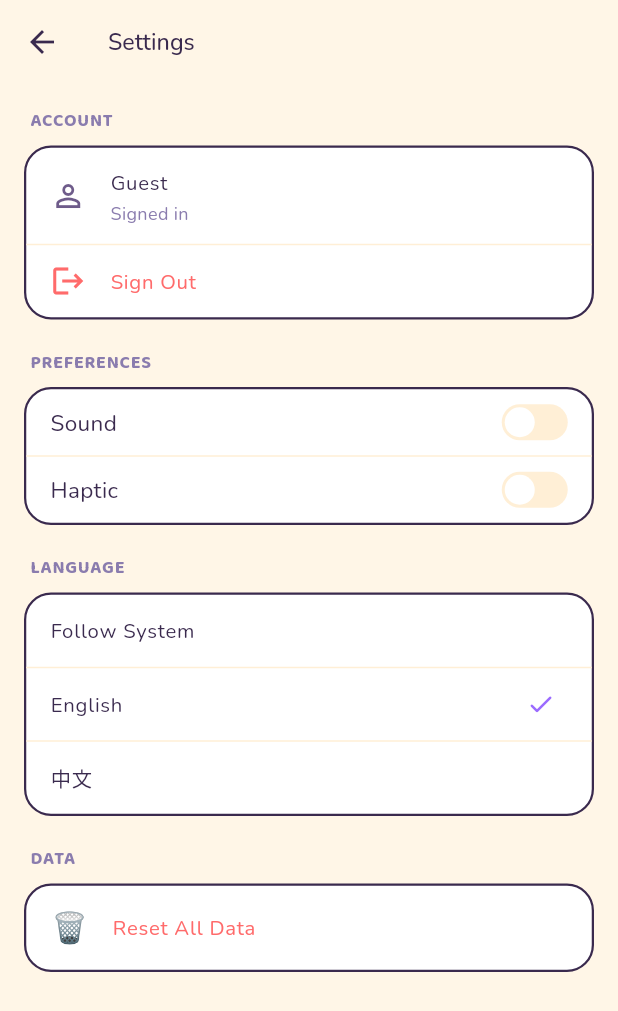
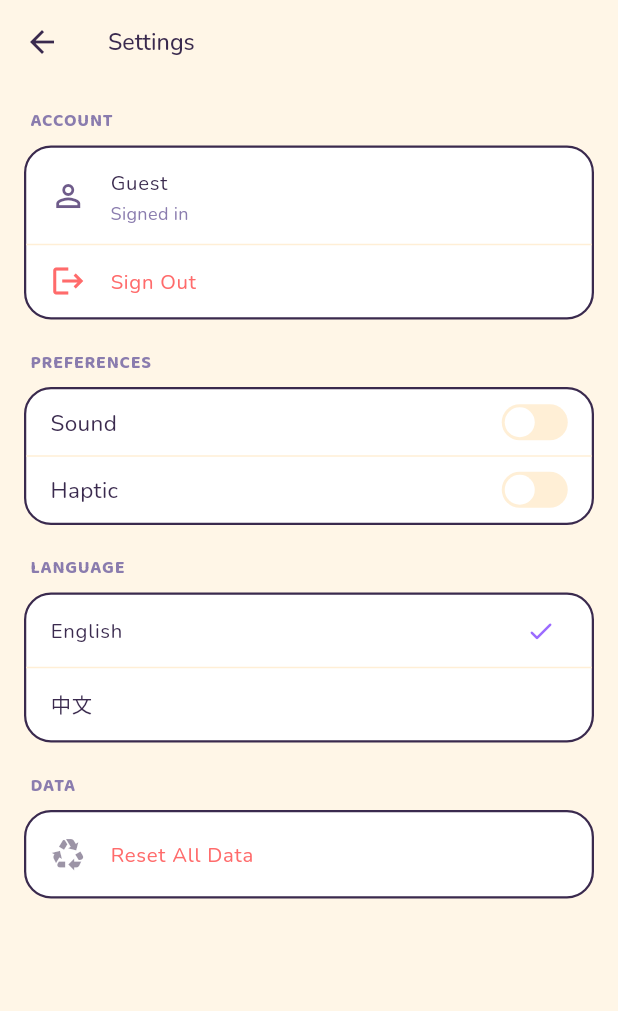
Before and after one commit to mrhtwg/habit-forge, a Flutter app: the ProfilePage screen opened directly, after a tap on "Settings", on a phone screen of 412 x 824 dp. Shown: the top 1011 px of the screen. Run offline on Flutter 3.47's test engine with Material 3 defaults, Android fonts, the phone set to English and light mode, and no system bars; our stand-ins replace audioplayers, carousel_slider, firebase_auth, firebase_core, flutter_screenutil, flutter_slidable and 7 more; accounts and stored records are empty.

Commit message:
refactor(i18n): remove unused skipForNow translation keys
Remove the skipForNow translation entries from English and Chinese
language files as they are no longer used in the application.

BREAKING CHANGE: The LanKey.skipForNow enum and corresponding
translations have been removed.

```diff
--- a/app/lib/core/i18n/en_us.dart
+++ b/app/lib/core/i18n/en_us.dart
@@ -145,7 +145,6 @@ const Map<LanKey, String> enUS = {
   LanKey.yourHabitsYourLegend: 'Your Habits. Your Legend.',
   LanKey.continueWithGoogle: 'Continue with Google',
   LanKey.continueWithEmail: 'Continue with Email',
-  LanKey.skipForNow: 'Skip for now',
   LanKey.byContinuingYouAgreeToOurTermsOfServiceNandPrivacyPolicy:
       'By continuing, you agree to our Terms of Service\\nand Privacy Policy.',
   LanKey.createAccount: 'Create Account',
--- a/app/lib/core/i18n/lan_key.dart
+++ b/app/lib/core/i18n/lan_key.dart
@@ -146,7 +146,6 @@ enum LanKey {
   yourHabitsYourLegend, // 'Your Habits. Your Legend.'
   continueWithGoogle, // 'Continue with Google'
   continueWithEmail, // 'Continue with Email'
-  skipForNow, // 'Skip for now'
   byContinuingYouAgreeToOurTermsOfServiceNandPrivacyPolicy, // 'By continuing, you agree to our Terms of Service\\nand Privacy Policy.'
   createAccount, // 'Create Account'
   signIn, // 'Sign In'
--- a/app/lib/core/i18n/zh_cn.dart
+++ b/app/lib/core/i18n/zh_cn.dart
@@ -145,7 +145,6 @@ const Map<LanKey, String> zhCN = {
   LanKey.yourHabitsYourLegend: '你的习惯。你的传奇。',
   LanKey.continueWithGoogle: '使用 Google 登录',
   LanKey.continueWithEmail: '使用邮箱登录',
-  LanKey.skipForNow: '暂时跳过',
   LanKey.byContinuingYouAgreeToOurTermsOfServiceNandPrivacyPolicy: '继续即表示你同意我们的服务条款\\n和隐私政策。',
   LanKey.createAccount: '创建账号',
   LanKey.signIn: '登录',
--- a/app/lib/features/boarding/controllers/boarding_controller.dart
+++ b/app/lib/features/boarding/controllers/boarding_controller.dart
@@ -9,6 +9,7 @@ import 'package:habit_forge_app/models/task/task_model.dart';
 import 'package:habit_forge_app/models/user/user_prefs.dart';
 
 class BoardingController extends GetxController {
+  final totalStepsCount = 4;
   final _step = 0.obs;
   final selectedClass = CharacterClass.warrior.obs;
   final firstHabitTitle = ''.obs;
@@ -49,7 +50,7 @@ class BoardingController extends GetxController {
   }
 
   void nextStep() {
-    if (_step.value < 3) {
+    if (_step.value < totalStepsCount - 1) {
       _step.value++;
     }
   }
--- a/app/lib/features/forge/pages/forge_page.dart
+++ b/app/lib/features/forge/pages/forge_page.dart
@@ -16,15 +16,13 @@ class ForgePage extends GetView<ForgeController> {
   Widget build(BuildContext context) {
     return Scaffold(
       backgroundColor: AppColors.scaffold,
-      body: SafeArea(
-        child: Column(
+      body: Column(
         children: [
           _buildSkyHeader(),
           _buildDealBanner(context),
           _buildSegmented(),
           Expanded(child: _buildItemGrid(context)),
         ],
-        ),
       ),
     );
   }
@@ -300,7 +298,7 @@ class ForgePage extends GetView<ForgeController> {
         ),
         borderRadius: BorderRadius.only(bottomLeft: Radius.circular(30), bottomRight: Radius.circular(30)),
       ),
-      padding: EdgeInsets.fromLTRB(20.w, 12.h, 20.w, 18.h),
+      padding: EdgeInsets.fromLTRB(20.w, 12.h + MediaQuery.of(Get.context!).padding.top, 20.w, 18.h),
       child: Row(
         children: [
           Text(LanKey.forge.tr, style: textStyleBlack(fontSize: 26.sp, color: AppColors.textPrimary)),
--- a/app/lib/features/profile/pages/profile_page.dart
+++ b/app/lib/features/profile/pages/profile_page.dart
@@ -16,8 +16,7 @@ class ProfilePage extends GetView<ProfileController> {
   Widget build(BuildContext context) {
     return Scaffold(
       backgroundColor: AppColors.scaffold,
-      body: SafeArea(
-        child: Column(
+      body: Column(
         children: [
           _buildSkyHeader(),
           Expanded(
@@ -57,7 +56,6 @@ class ProfilePage extends GetView<ProfileController> {
             ),
           ),
         ],
-        ),
       ),
     );
   }
@@ -112,7 +110,7 @@ class ProfilePage extends GetView<ProfileController> {
         ),
         borderRadius: BorderRadius.only(bottomLeft: Radius.circular(30), bottomRight: Radius.circular(30)),
       ),
-      padding: EdgeInsets.fromLTRB(20.w, 14.h, 20.w, 20.h),
+      padding: EdgeInsets.fromLTRB(20.w, 14.h + MediaQuery.of(Get.context!).padding.top, 20.w, 20.h),
       child: Obx(() {
         final char = HiveService.to.character.value;
         final prefs = HiveService.to.userPrefs.value;
--- a/app/lib/features/quests/pages/quests_page.dart
+++ b/app/lib/features/quests/pages/quests_page.dart
@@ -18,8 +18,7 @@ class QuestsPage extends GetView<QuestsController> {
   Widget build(BuildContext context) {
     return Scaffold(
       backgroundColor: AppColors.scaffold,
-      body: SafeArea(
-        child: Stack(
+      body: Stack(
         children: [
           Column(
             children: [
@@ -49,7 +48,6 @@ class QuestsPage extends GetView<QuestsController> {
             ),
           ),
         ],
-        ),
       ),
     );
   }
@@ -150,7 +148,7 @@ class QuestsPage extends GetView<QuestsController> {
         ),
         borderRadius: BorderRadius.only(bottomLeft: Radius.circular(30), bottomRight: Radius.circular(30)),
       ),
-      padding: EdgeInsets.fromLTRB(20.w, 12.h, 20.w, 18.h),
+      padding: EdgeInsets.fromLTRB(20.w, 12.h + MediaQuery.of(Get.context!).padding.top, 20.w, 18.h),
       child: Row(
         children: [
           Text(LanKey.quests.tr, style: textStyleBlack(fontSize: 26.sp, color: AppColors.textPrimary)),
--- a/app/lib/features/settings/pages/settings_page.dart
+++ b/app/lib/features/settings/pages/settings_page.dart
@@ -105,8 +105,6 @@ class SettingsPage extends GetView<SettingsController> {
             _SettingsCard(
               child: Column(
                 children: [
-                  _LanguageOption(label: LanKey.followSystem.tr, value: AppLocale.system),
-                  const Divider(color: AppColors.elevated, height: 1, thickness: 1),
                   _LanguageOption(label: 'English', value: AppLocale.en),
                   const Divider(color: AppColors.elevated, height: 1, thickness: 1),
                   _LanguageOption(label: '中文', value: AppLocale.zh),
@@ -119,10 +117,7 @@ class SettingsPage extends GetView<SettingsController> {
             _SectionHeader(LanKey.data.tr),
             _SettingsCard(
               child: ListTile(
-                leading: Text(
-                  '\u{1F5D1}\u{FE0F}',
-                  style: textStyleRegular(fontSize: 20),
-                ),
+                leading: Icon(Icons.recycling_outlined, color: AppColors.textPrimary.withValues(alpha: 0.5)),
                 title: Text(
                   LanKey.resetAllData.tr,
                   style: textStyleRegular(color: AppColors.red),
```
Also changed, not shown: app/lib/features/auth/pages/auth_page.dart (+0 -21 lines), app/lib/features/boarding/pages/boarding_page.dart (+4 -4 lines), app/lib/features/home/pages/home_page.dart (+7 -5 lines). Lines whose indentation alone changed are shown as unchanged.
